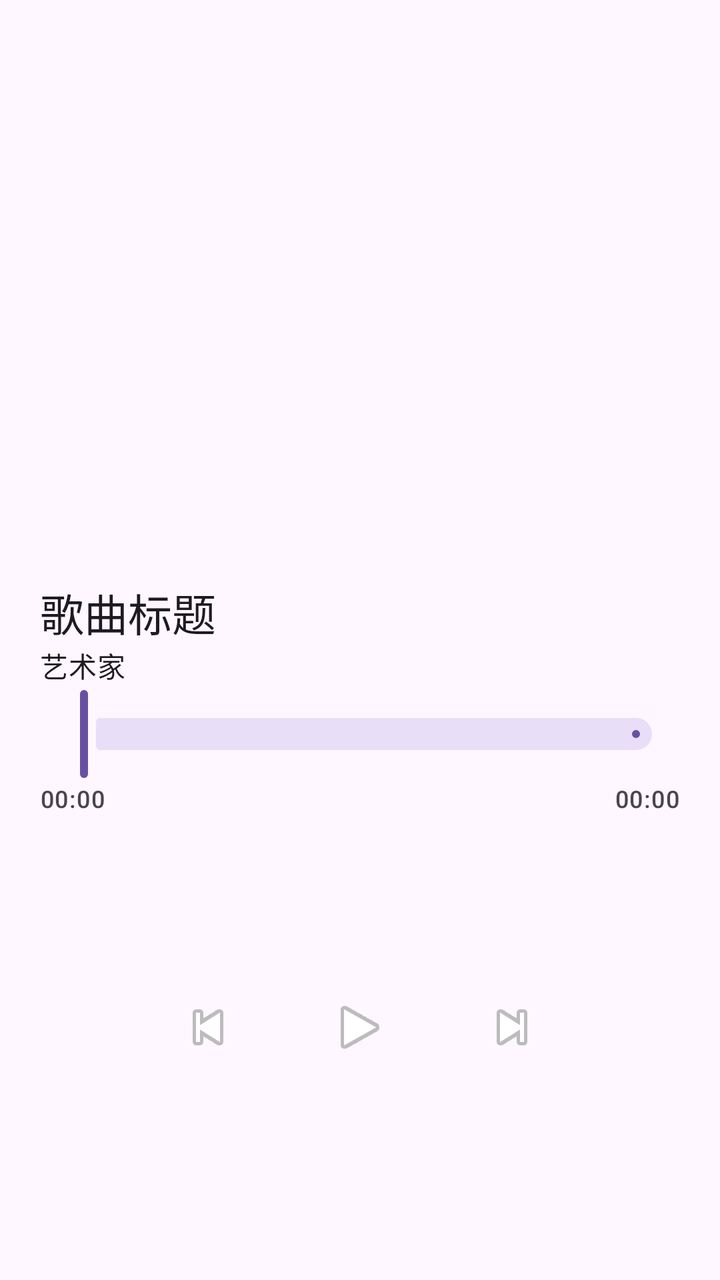
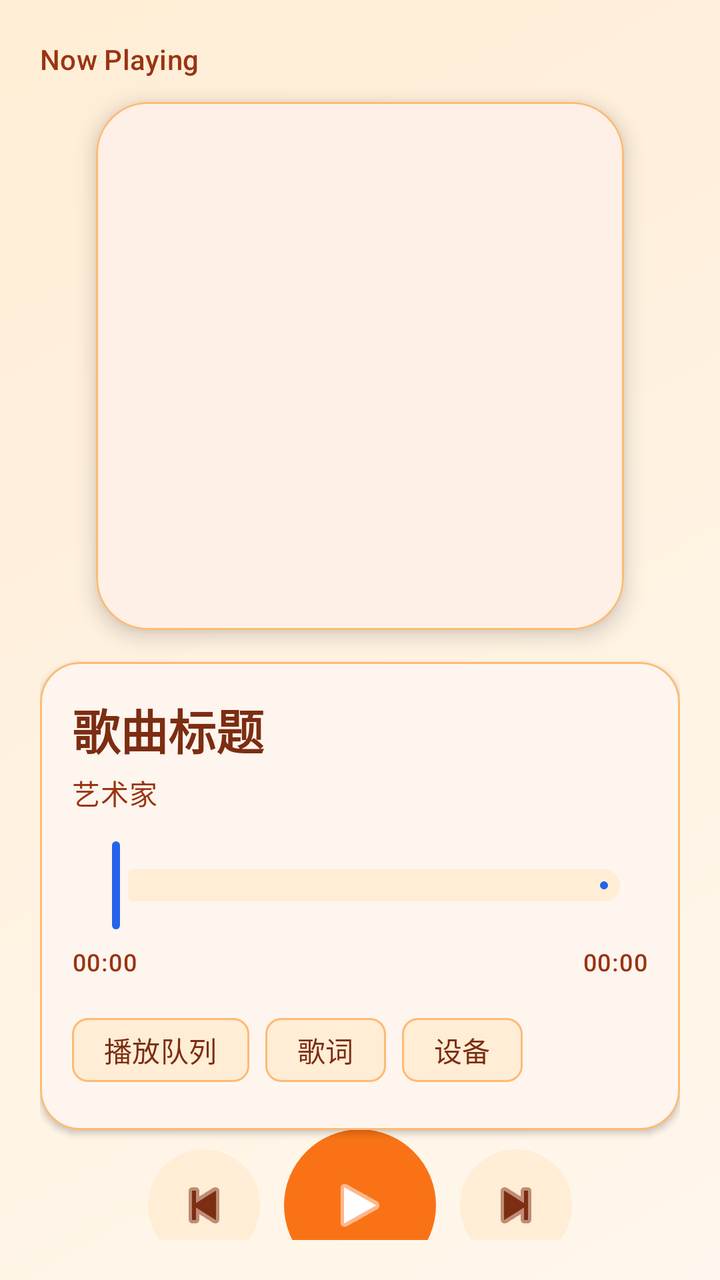

Two renders of the same Android screen: before a commit and after it. Below are the layout's source before the change and the commit's diff.
<!-- AndroidManifest.xml: application theme Theme.music801 -->
<!-- res/layout/fragment_player.xml -->
<?xml version="1.0" encoding="utf-8"?>
<androidx.constraintlayout.widget.ConstraintLayout xmlns:android="http://schemas.android.com/apk/res/android"
    xmlns:app="http://schemas.android.com/apk/res-auto"
    android:id="@+id/playerRoot"
    android:layout_width="match_parent"
    android:layout_height="match_parent"
    android:padding="20dp">

    <ImageView
        android:id="@+id/playerAlbumArt"
        android:layout_width="0dp"
        android:layout_height="0dp"
        android:contentDescription="@string/player_album_art"
        android:scaleType="centerCrop"
        app:layout_constraintDimensionRatio="1:1"
        app:layout_constraintEnd_toEndOf="parent"
        app:layout_constraintHeight_percent="0.45"
        app:layout_constraintStart_toStartOf="parent"
        app:layout_constraintTop_toTopOf="parent" />

    <TextView
        android:id="@+id/playerSongTitle"
        android:layout_width="0dp"
        android:layout_height="wrap_content"
        android:ellipsize="end"
        android:maxLines="1"
        android:text="@string/player_song_title_placeholder"
        android:textAppearance="?attr/textAppearanceTitleLarge"
        app:layout_constraintEnd_toEndOf="parent"
        app:layout_constraintStart_toStartOf="parent"
        app:layout_constraintTop_toBottomOf="@id/playerAlbumArt"
        app:layout_constraintVertical_bias="0" />

    <TextView
        android:id="@+id/playerSongArtist"
        android:layout_width="0dp"
        android:layout_height="wrap_content"
        android:ellipsize="end"
        android:maxLines="1"
        android:text="@string/player_song_artist_placeholder"
        android:textAppearance="?attr/textAppearanceBodyMedium"
        app:layout_constraintEnd_toEndOf="parent"
        app:layout_constraintStart_toStartOf="parent"
        app:layout_constraintTop_toBottomOf="@id/playerSongTitle" />

    <com.google.android.material.slider.Slider
        android:id="@+id/playerProgress"
        android:layout_width="0dp"
        android:layout_height="wrap_content"
        android:contentDescription="@string/player_progress"
        android:valueFrom="0"
        android:valueTo="100"
        app:layout_constraintEnd_toEndOf="parent"
        app:layout_constraintStart_toStartOf="parent"
        app:layout_constraintTop_toBottomOf="@id/playerSongArtist" />

    <TextView
        android:id="@+id/playerPosition"
        android:layout_width="wrap_content"
        android:layout_height="wrap_content"
        android:text="@string/player_time_placeholder"
        android:textAppearance="?attr/textAppearanceLabelMedium"
        app:layout_constraintStart_toStartOf="parent"
        app:layout_constraintTop_toBottomOf="@id/playerProgress" />

    <TextView
        android:id="@+id/playerDuration"
        android:layout_width="wrap_content"
        android:layout_height="wrap_content"
        android:text="@string/player_time_placeholder"
        android:textAppearance="?attr/textAppearanceLabelMedium"
        app:layout_constraintEnd_toEndOf="parent"
        app:layout_constraintTop_toBottomOf="@id/playerProgress" />

    <LinearLayout
        android:id="@+id/playerControls"
        android:layout_width="0dp"
        android:layout_height="wrap_content"
        android:gravity="center"
        android:orientation="horizontal"
        app:layout_constraintBottom_toBottomOf="parent"
        app:layout_constraintEnd_toEndOf="parent"
        app:layout_constraintStart_toStartOf="parent"
        app:layout_constraintTop_toBottomOf="@id/playerDuration">

        <ImageButton
            android:id="@+id/playerPrevious"
            android:layout_width="56dp"
            android:layout_height="56dp"
            android:background="?attr/selectableItemBackgroundBorderless"
            android:contentDescription="@string/player_previous"
            android:src="@android:drawable/ic_media_previous" />

        <ImageButton
            android:id="@+id/playerPlayPause"
            android:layout_width="72dp"
            android:layout_height="72dp"
            android:layout_marginHorizontal="12dp"
            android:background="?attr/selectableItemBackgroundBorderless"
            android:contentDescription="@string/player_play_pause"
            android:src="@android:drawable/ic_media_play" />

        <ImageButton
            android:id="@+id/playerNext"
            android:layout_width="56dp"
            android:layout_height="56dp"
            android:background="?attr/selectableItemBackgroundBorderless"
            android:contentDescription="@string/player_next"
            android:src="@android:drawable/ic_media_next" />
    </LinearLayout>
</androidx.constraintlayout.widget.ConstraintLayout>
<!-- resources referenced by this layout -->
<resources>
  <string name="player_album_art">歌曲封面</string>
  <string name="player_next">下一首</string>
  <string name="player_previous">上一首</string>
  <string name="player_progress">播放进度</string>
  <style name="Base.Theme.music801" parent="Theme.Material3.DayNight.NoActionBar">
          
          
      </style>
  <!-- unchanged entries left out for length: 5 -->
</resources>

<!-- the commit's change to res/layout/fragment_player.xml (unified diff, before → after) -->
@@ -4,108 +4,212 @@
     android:id="@+id/playerRoot"
     android:layout_width="match_parent"
     android:layout_height="match_parent"
+    android:background="@drawable/bg_main_gradient"
     android:padding="20dp">
 
-    <ImageView
-        android:id="@+id/playerAlbumArt"
+    <TextView
+        android:id="@+id/playerNowPlayingLabel"
+        android:layout_width="wrap_content"
+        android:layout_height="wrap_content"
+        android:text="@string/player_now_playing"
+        android:textAppearance="?attr/textAppearanceLabelLarge"
+        android:textColor="@color/on_surface_variant"
+        app:layout_constraintStart_toStartOf="parent"
+        app:layout_constraintTop_toTopOf="parent" />
+
+    <com.google.android.material.card.MaterialCardView
+        android:id="@+id/playerAlbumArtCard"
         android:layout_width="0dp"
         android:layout_height="0dp"
-        android:contentDescription="@string/player_album_art"
-        android:scaleType="centerCrop"
+        android:layout_marginTop="12dp"
+        app:cardBackgroundColor="@color/surface"
+        app:cardCornerRadius="26dp"
+        app:cardElevation="6dp"
+        app:strokeColor="@color/outline"
+        app:strokeWidth="1dp"
         app:layout_constraintDimensionRatio="1:1"
         app:layout_constraintEnd_toEndOf="parent"
-        app:layout_constraintHeight_percent="0.45"
-        app:layout_constraintStart_toStartOf="parent"
-        app:layout_constraintTop_toTopOf="parent" />
-
-    <TextView
-        android:id="@+id/playerSongTitle"
+        app:layout_constraintHeight_percent="0.44"
+        app:layout_constraintStart_toStartOf="parent"
+        app:layout_constraintTop_toBottomOf="@id/playerNowPlayingLabel">
+
+        <com.google.android.material.imageview.ShapeableImageView
+            android:id="@+id/playerAlbumArt"
+            android:layout_width="match_parent"
+            android:layout_height="match_parent"
+            android:contentDescription="@string/player_album_art"
+            android:scaleType="centerCrop"
+            app:shapeAppearanceOverlay="@style/ShapeAppearance.Material3.Corner.Medium" />
+    </com.google.android.material.card.MaterialCardView>
+
+    <com.google.android.material.card.MaterialCardView
+        android:id="@+id/playerInfoCard"
         android:layout_width="0dp"
         android:layout_height="wrap_content"
-        android:ellipsize="end"
-        android:maxLines="1"
-        android:text="@string/player_song_title_placeholder"
-        android:textAppearance="?attr/textAppearanceTitleLarge"
+        android:layout_marginTop="16dp"
+        app:cardBackgroundColor="@color/surface"
+        app:cardCornerRadius="20dp"
+        app:cardElevation="2dp"
+        app:strokeColor="@color/outline"
+        app:strokeWidth="1dp"
         app:layout_constraintEnd_toEndOf="parent"
         app:layout_constraintStart_toStartOf="parent"
-        app:layout_constraintTop_toBottomOf="@id/playerAlbumArt"
-        app:layout_constraintVertical_bias="0" />
-
-    <TextView
-        android:id="@+id/playerSongArtist"
-        android:layout_width="0dp"
-        android:layout_height="wrap_content"
-        android:ellipsize="end"
-        android:maxLines="1"
-        android:text="@string/player_song_artist_placeholder"
-        android:textAppearance="?attr/textAppearanceBodyMedium"
-        app:layout_constraintEnd_toEndOf="parent"
-        app:layout_constraintStart_toStartOf="parent"
-        app:layout_constraintTop_toBottomOf="@id/playerSongTitle" />
-
-    <com.google.android.material.slider.Slider
-        android:id="@+id/playerProgress"
-        android:layout_width="0dp"
-        android:layout_height="wrap_content"
-        android:contentDescription="@string/player_progress"
-        android:valueFrom="0"
-        android:valueTo="100"
-        app:layout_constraintEnd_toEndOf="parent"
-        app:layout_constraintStart_toStartOf="parent"
-        app:layout_constraintTop_toBottomOf="@id/playerSongArtist" />
-
-    <TextView
-        android:id="@+id/playerPosition"
-        android:layout_width="wrap_content"
-        android:layout_height="wrap_content"
-        android:text="@string/player_time_placeholder"
-        android:textAppearance="?attr/textAppearanceLabelMedium"
-        app:layout_constraintStart_toStartOf="parent"
-        app:layout_constraintTop_toBottomOf="@id/playerProgress" />
-
-    <TextView
-        android:id="@+id/playerDuration"
-        android:layout_width="wrap_content"
-        android:layout_height="wrap_content"
-        android:text="@string/player_time_placeholder"
-        android:textAppearance="?attr/textAppearanceLabelMedium"
-        app:layout_constraintEnd_toEndOf="parent"
-        app:layout_constraintTop_toBottomOf="@id/playerProgress" />
+        app:layout_constraintTop_toBottomOf="@id/playerAlbumArtCard">
+
+        <androidx.constraintlayout.widget.ConstraintLayout
+            android:layout_width="match_parent"
+            android:layout_height="wrap_content"
+            android:padding="16dp">
+
+            <TextView
+                android:id="@+id/playerSongTitle"
+                android:layout_width="0dp"
+                android:layout_height="wrap_content"
+                android:ellipsize="end"
+                android:fontFamily="sans-serif-black"
+                android:maxLines="1"
+                android:text="@string/player_song_title_placeholder"
+                android:textAppearance="?attr/textAppearanceHeadlineSmall"
+                android:textColor="@color/on_surface"
+                app:layout_constraintEnd_toEndOf="parent"
+                app:layout_constraintStart_toStartOf="parent"
+                app:layout_constraintTop_toTopOf="parent" />
+
+            <TextView
+                android:id="@+id/playerSongArtist"
+                android:layout_width="0dp"
+                android:layout_height="wrap_content"
+                android:ellipsize="end"
+                android:layout_marginTop="4dp"
+                android:maxLines="1"
+                android:text="@string/player_song_artist_placeholder"
+                android:textAppearance="?attr/textAppearanceBodyMedium"
+                android:textColor="@color/on_surface_variant"
+                app:layout_constraintEnd_toEndOf="parent"
+                app:layout_constraintStart_toStartOf="parent"
+                app:layout_constraintTop_toBottomOf="@id/playerSongTitle" />
+
+            <com.google.android.material.slider.Slider
+                android:id="@+id/playerProgress"
+                android:layout_width="0dp"
+                android:layout_height="wrap_content"
+                android:layout_marginTop="12dp"
+                android:contentDescription="@string/player_progress"
+                android:valueFrom="0"
+                android:valueTo="100"
+                app:thumbColor="@color/tertiary"
+                app:trackColorActive="@color/tertiary"
+                app:trackColorInactive="@color/surface_variant"
+                app:layout_constraintEnd_toEndOf="parent"
+                app:layout_constraintStart_toStartOf="parent"
+                app:layout_constraintTop_toBottomOf="@id/playerSongArtist" />
+
+            <TextView
+                android:id="@+id/playerPosition"
+                android:layout_width="wrap_content"
+                android:layout_height="wrap_content"
+                android:layout_marginTop="6dp"
+                android:text="@string/player_time_placeholder"
+                android:textAppearance="?attr/textAppearanceLabelMedium"
+                android:textColor="@color/on_surface_variant"
+                app:layout_constraintStart_toStartOf="parent"
+                app:layout_constraintTop_toBottomOf="@id/playerProgress" />
+
+            <TextView
+                android:id="@+id/playerDuration"
+                android:layout_width="wrap_content"
+                android:layout_height="wrap_content"
+                android:layout_marginTop="6dp"
+                android:text="@string/player_time_placeholder"
+                android:textAppearance="?attr/textAppearanceLabelMedium"
+                android:textColor="@color/on_surface_variant"
+                app:layout_constraintEnd_toEndOf="parent"
+                app:layout_constraintTop_toBottomOf="@id/playerProgress" />
+
+            <com.google.android.material.chip.ChipGroup
+                android:id="@+id/playerActionChips"
+                android:layout_width="0dp"
+                android:layout_height="wrap_content"
+                android:layout_marginTop="12dp"
+                app:chipSpacingHorizontal="8dp"
+                app:layout_constraintEnd_toEndOf="parent"
+                app:layout_constraintStart_toStartOf="parent"
+                app:layout_constraintTop_toBottomOf="@id/playerDuration">
+
+                <com.google.android.material.chip.Chip
+                    android:id="@+id/playerChipQueue"
+                    android:layout_width="wrap_content"
+                    android:layout_height="wrap_content"
+                    android:text="@string/player_chip_queue"
+                    android:textColor="@color/on_surface"
+                    app:chipBackgroundColor="@color/surface_variant"
+                    app:chipStrokeColor="@color/outline"
+                    app:chipStrokeWidth="1dp" />
+
+                <com.google.android.material.chip.Chip
+                    android:id="@+id/playerChipLyrics"
+                    android:layout_width="wrap_content"
+                    android:layout_height="wrap_content"
+                    android:text="@string/player_chip_lyrics"
+                    android:textColor="@color/on_surface"
+                    app:chipBackgroundColor="@color/surface_variant"
+                    app:chipStrokeColor="@color/outline"
+                    app:chipStrokeWidth="1dp" />
+
+                <com.google.android.material.chip.Chip
+                    android:id="@+id/playerChipDevice"
+                    android:layout_width="wrap_content"
+                    android:layout_height="wrap_content"
+                    android:text="@string/player_chip_device"
+                    android:textColor="@color/on_surface"
+                    app:chipBackgroundColor="@color/surface_variant"
+                    app:chipStrokeColor="@color/outline"
+                    app:chipStrokeWidth="1dp" />
+            </com.google.android.material.chip.ChipGroup>
+        </androidx.constraintlayout.widget.ConstraintLayout>
+    </com.google.android.material.card.MaterialCardView>
 
     <LinearLayout
         android:id="@+id/playerControls"
         android:layout_width="0dp"
         android:layout_height="wrap_content"
+        android:layout_marginTop="20dp"
         android:gravity="center"
         android:orientation="horizontal"
         app:layout_constraintBottom_toBottomOf="parent"
         app:layout_constraintEnd_toEndOf="parent"
         app:layout_constraintStart_toStartOf="parent"
-        app:layout_constraintTop_toBottomOf="@id/playerDuration">
+        app:layout_constraintTop_toBottomOf="@id/playerInfoCard">
 
         <ImageButton
             android:id="@+id/playerPrevious"
             android:layout_width="56dp"
             android:layout_height="56dp"
-            android:background="?attr/selectableItemBackgroundBorderless"
+            android:background="@drawable/bg_control_button"
             android:contentDescription="@string/player_previous"
-            android:src="@android:drawable/ic_media_previous" />
+            android:scaleType="center"
+            android:src="@android:drawable/ic_media_previous"
+            android:tint="@color/on_surface" />
 
         <ImageButton
             android:id="@+id/playerPlayPause"
-            android:layout_width="72dp"
-            android:layout_height="72dp"
+            android:layout_width="76dp"
+            android:layout_height="76dp"
             android:layout_marginHorizontal="12dp"
-            android:background="?attr/selectableItemBackgroundBorderless"
+            android:background="@drawable/bg_control_button_primary"
             android:contentDescription="@string/player_play_pause"
-            android:src="@android:drawable/ic_media_play" />
+            android:scaleType="center"
+            android:src="@android:drawable/ic_media_play"
+            android:tint="@color/on_primary" />
 
         <ImageButton
             android:id="@+id/playerNext"
             android:layout_width="56dp"
             android:layout_height="56dp"
-            android:background="?attr/selectableItemBackgroundBorderless"
+            android:background="@drawable/bg_control_button"
             android:contentDescription="@string/player_next"
-            android:src="@android:drawable/ic_media_next" />
+            android:scaleType="center"
+            android:src="@android:drawable/ic_media_next"
+            android:tint="@color/on_surface" />
     </LinearLayout>
 </androidx.constraintlayout.widget.ConstraintLayout>
<!-- resource entries referenced after the edit -->
@@ -1,13 +1,87 @@
 <!-- resources referenced by this layout -->
 <resources>
+  <color name="on_primary">#FFFFFF</color>
+  <color name="on_surface">#7C2D12</color>
+  <color name="on_surface_variant">#9A3412</color>
+  <color name="outline">#FDBA74</color>
+  <color name="surface">#FFFFFF</color>
+  <color name="surface_variant">#FFEDD5</color>
+  <color name="tertiary">#2563EB</color>
+  <!-- drawable bg_control_button (drawable) -->
+  <?xml version="1.0" encoding="utf-8"?>
+  <ripple xmlns:android="http://schemas.android.com/apk/res/android"
+      android:color="@color/primary">
+      <item>
+          <shape android:shape="oval">
+              <solid android:color="@color/surface_variant" />
+          </shape>
+      </item>
+  </ripple>
+  <!-- drawable bg_control_button_primary (drawable) -->
+  <?xml version="1.0" encoding="utf-8"?>
+  <ripple xmlns:android="http://schemas.android.com/apk/res/android"
+      android:color="@color/on_primary">
+      <item>
+          <shape android:shape="oval">
+              <solid android:color="@color/primary" />
+          </shape>
+      </item>
+  </ripple>
+  <!-- drawable bg_main_gradient (drawable) -->
+  <?xml version="1.0" encoding="utf-8"?>
+  <shape xmlns:android="http://schemas.android.com/apk/res/android">
+      <gradient
+          android:angle="135"
+          android:endColor="@color/surface_variant"
+          android:startColor="@color/background" />
+  </shape>
   <string name="player_album_art">歌曲封面</string>
+  <string name="player_chip_device">设备</string>
+  <string name="player_chip_lyrics">歌词</string>
+  <string name="player_chip_queue">播放队列</string>
   <string name="player_next">下一首</string>
+  <string name="player_now_playing">Now Playing</string>
   <string name="player_previous">上一首</string>
   <string name="player_progress">播放进度</string>
+  <color name="primary">#F97316</color>
+  <color name="background">#FFF7ED</color>
   <style name="Base.Theme.music801" parent="Theme.Material3.DayNight.NoActionBar">
-          
-          
+          <item name="colorPrimary">@color/primary</item>
+          <item name="colorOnPrimary">@color/on_primary</item>
+          <item name="colorPrimaryContainer">@color/primary_container</item>
+          <item name="colorOnPrimaryContainer">@color/on_primary_container</item>
+          <item name="colorSecondary">@color/secondary</item>
+          <item name="colorOnSecondary">@color/on_secondary</item>
+          <item name="colorSecondaryContainer">@color/secondary_container</item>
+          <item name="colorOnSecondaryContainer">@color/on_secondary_container</item>
+          <item name="colorTertiary">@color/tertiary</item>
+          <item name="colorOnTertiary">@color/on_tertiary</item>
+          <item name="android:colorBackground">@color/background</item>
+          <item name="colorOnBackground">@color/on_background</item>
+          <item name="colorSurface">@color/surface</item>
+          <item name="colorOnSurface">@color/on_surface</item>
+          <item name="colorSurfaceVariant">@color/surface_variant</item>
+          <item name="colorOnSurfaceVariant">@color/on_surface_variant</item>
+          <item name="colorOutline">@color/outline</item>
+          <item name="colorError">@color/error</item>
+          <item name="colorOnError">@color/on_error</item>
+          <item name="colorErrorContainer">@color/error_container</item>
+          <item name="colorOnErrorContainer">@color/on_error_container</item>
+          <item name="android:statusBarColor">@color/background</item>
+          <item name="android:navigationBarColor">@color/background</item>
       </style>
+  <color name="primary_container">#FED7AA</color>
+  <color name="on_primary_container">#7C2D12</color>
+  <color name="secondary">#FB923C</color>
+  <color name="on_secondary">#3B1D0A</color>
+  <color name="secondary_container">#FFEDD5</color>
+  <color name="on_secondary_container">#7C2D12</color>
+  <color name="on_tertiary">#FFFFFF</color>
+  <color name="on_background">#9A3412</color>
+  <color name="error">#DC2626</color>
+  <color name="on_error">#FFFFFF</color>
+  <color name="error_container">#FEE2E2</color>
+  <color name="on_error_container">#7F1D1D</color>
   <!-- unchanged entries left out for length: 5 -->
 </resources>
 
